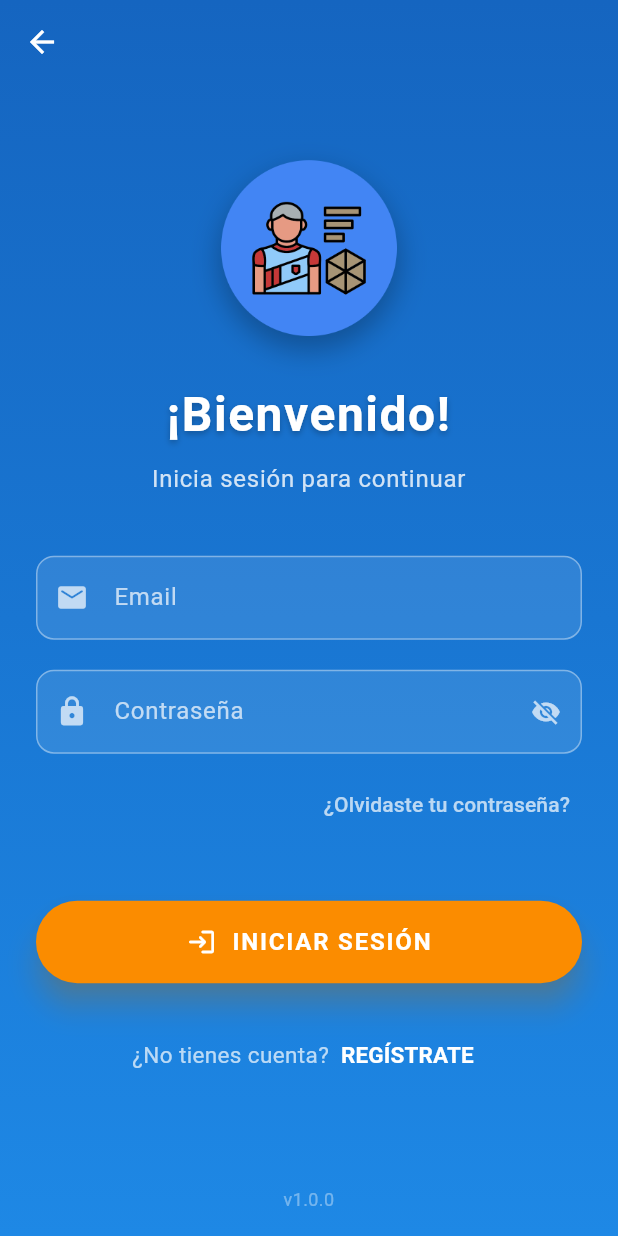
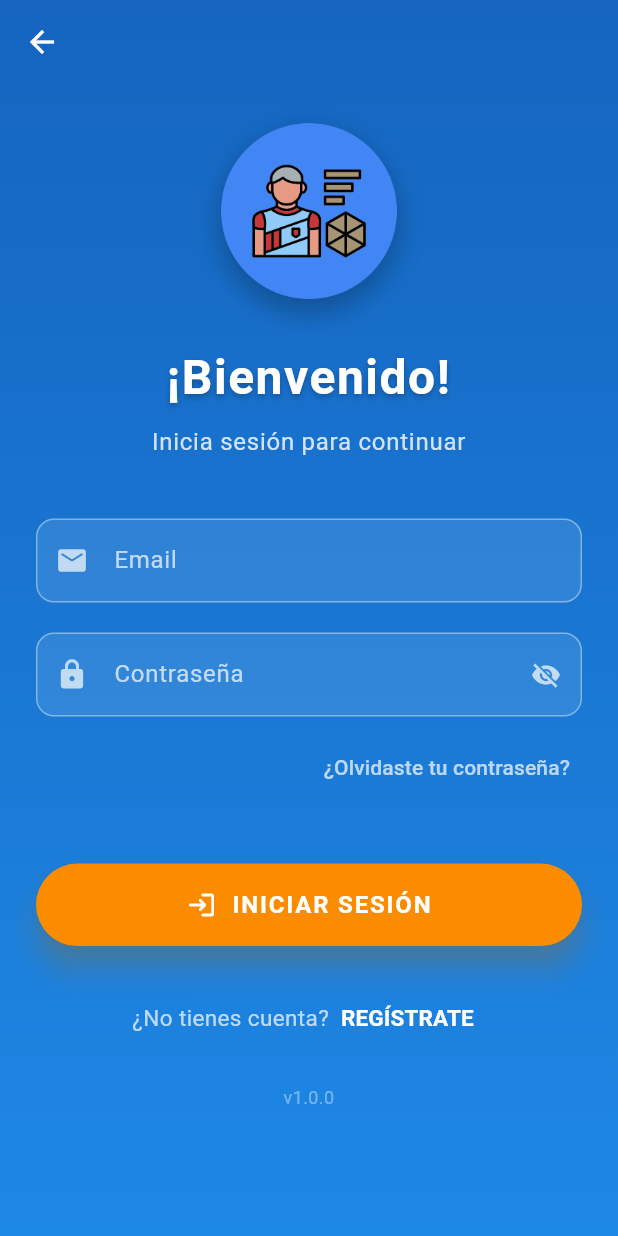
Before and after one commit to Ertiosanluci/StatsfootPRO, a Flutter app: the LoginScreen screen opened directly, on a phone screen of 412 x 824 dp. Run offline on Flutter 3.47's test engine with Material 3 defaults, Android fonts, the phone set to English and light mode, and no system bars; our stand-ins replace app_links, file_picker, fl_chart, fluttertoast, image_picker, share_plus and 1 more; accounts and stored records are empty; Roboto replaces fonts that are missing (Poppins).

Commit message:
Update login.dart
ya no hay overflow al pulsar iniciar sesión con credenciales incorrectas

```diff
--- a/lib/login.dart
+++ b/lib/login.dart
@@ -183,6 +183,8 @@ class _LoginScreenState extends State<LoginScreen> with SingleTickerProviderStat
   @override
   Widget build(BuildContext context) {
     final size = MediaQuery.of(context).size;
+
+    // Asegurar que la barra de estado sea transparente
     SystemChrome.setSystemUIOverlayStyle(SystemUiOverlayStyle(
       statusBarColor: Colors.transparent,
       statusBarIconBrightness: Brightness.light,
@@ -190,12 +192,15 @@ class _LoginScreenState extends State<LoginScreen> with SingleTickerProviderStat
 
     return Scaffold(
       extendBodyBehindAppBar: true,
+      backgroundColor: Color(0xFF1565C0), // Color de fondo base para evitar barras blancas
       appBar: AppBar(
         backgroundColor: Colors.transparent,
         elevation: 0,
         leading: BackButton(color: Colors.white),
       ),
       body: Container(
+        width: double.infinity,
+        height: double.infinity,
         decoration: BoxDecoration(
           gradient: LinearGradient(
             begin: Alignment.topCenter,
@@ -210,20 +215,19 @@ class _LoginScreenState extends State<LoginScreen> with SingleTickerProviderStat
         child: SafeArea(
           child: SingleChildScrollView(
             physics: BouncingScrollPhysics(),
-            child: Container(
-              height: size.height - kToolbarHeight - MediaQuery.of(context).padding.top,
+            child: Padding(
+              padding: EdgeInsets.fromLTRB(24.0, 0, 24.0, MediaQuery.of(context).viewInsets.bottom + 24.0),
               child: FadeTransition(
                 opacity: _fadeAnimation,
                 child: SlideTransition(
                   position: _slideAnimation,
-                  child: Padding(
-                    padding: const EdgeInsets.symmetric(horizontal: 24.0),
                   child: Form(
                     key: _formKey,
                     child: Column(
                       crossAxisAlignment: CrossAxisAlignment.stretch,
+                      mainAxisSize: MainAxisSize.min,
                       children: [
-                          SizedBox(height: size.height * 0.06),
+                        SizedBox(height: size.height * 0.03),
 
                         // Logo con animación personalizada
                         Center(
@@ -461,7 +465,7 @@ class _LoginScreenState extends State<LoginScreen> with SingleTickerProviderStat
                           ],
                         ),
 
-                          Spacer(),
+                        SizedBox(height: 20),
 
                         // Indicador de versión
                         Padding(
@@ -473,7 +477,6 @@ class _LoginScreenState extends State<LoginScreen> with SingleTickerProviderStat
                           ),
                         ),
                       ],
-                      ),
                     ),
                   ),
                 ),
```
Lines whose indentation alone changed are shown as unchanged.
